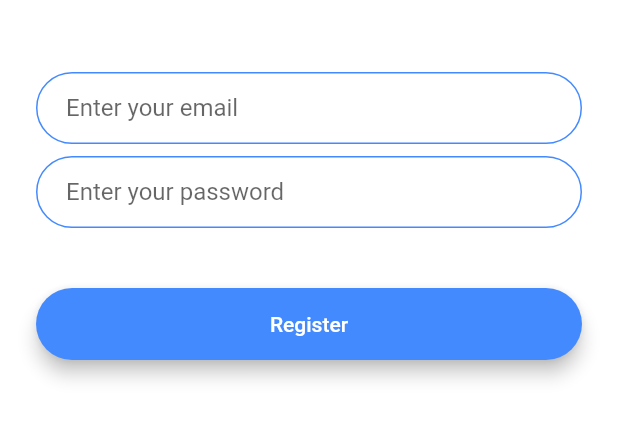
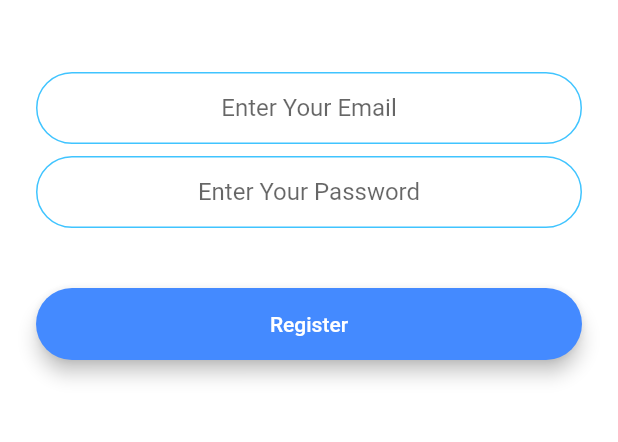
Before and after one commit to DinuwanB/Flutter-Chat-App, a Flutter app: the RegistrationScreen screen opened by its route, after a tap on "Register", on a phone screen of 412 x 824 dp, the part 576-1018 px from its top. Run offline on Flutter 3.47's test engine with Material 2 defaults, Android fonts, the phone set to English and light mode, and no system bars; our stand-ins replace animated_text_kit, firebase_auth; accounts and stored records are empty.

Commit message:
User Login, Log out and Registration Functionality Implemented

```diff
--- a/lib/screens/registration_screen.dart
+++ b/lib/screens/registration_screen.dart
@@ -1,5 +1,11 @@
+import 'package:flash_chat/screens/chat_screen.dart';
+import 'package:flash_chat/screens/welcome_screen.dart';
 import 'package:flutter/material.dart';
 import 'package:flash_chat/component/roundButton.component.dart';
+import 'package:flash_chat/constants.dart';
+import 'chat_screen.dart';
+
+import 'package:firebase_auth/firebase_auth.dart';
 
 class RegistrationScreen extends StatefulWidget {
   static const String id = 'registration_screen';
@@ -8,6 +14,11 @@ class RegistrationScreen extends StatefulWidget {
 }
 
 class _RegistrationScreenState extends State<RegistrationScreen> {
+
+  final _auth = FirebaseAuth.instance;
+
+  String email;
+  String password;
   @override
   Widget build(BuildContext context) {
     return Scaffold(
@@ -29,54 +40,46 @@ class _RegistrationScreenState extends State<RegistrationScreen> {
               height: 48.0,
             ),
             TextField(
+              keyboardType: TextInputType.emailAddress,
+              textAlign: TextAlign.center,
               onChanged: (value) {
                 //Do something with the user input.
+                email = value;
               },
-              decoration: InputDecoration(
-                hintText: 'Enter your email',
-                contentPadding:
-                    EdgeInsets.symmetric(vertical: 10.0, horizontal: 20.0),
-                border: OutlineInputBorder(
-                  borderRadius: BorderRadius.all(Radius.circular(32.0)),
-                ),
-                enabledBorder: OutlineInputBorder(
-                  borderSide: BorderSide(color: Colors.blueAccent, width: 1.0),
-                  borderRadius: BorderRadius.all(Radius.circular(32.0)),
-                ),
-                focusedBorder: OutlineInputBorder(
-                  borderSide: BorderSide(color: Colors.blueAccent, width: 2.0),
-                  borderRadius: BorderRadius.all(Radius.circular(32.0)),
-                ),
-              ),
+              decoration:
+                  kTextFiledDecoration.copyWith(hintText: 'Enter Your Email'),
             ),
             SizedBox(
               height: 8.0,
             ),
             TextField(
+              obscureText: true,
+              textAlign: TextAlign.center,
               onChanged: (value) {
                 //Do something with the user input.
+                password = value;
               },
-              decoration: InputDecoration(
-                hintText: 'Enter your password',
-                contentPadding:
-                    EdgeInsets.symmetric(vertical: 10.0, horizontal: 20.0),
-                border: OutlineInputBorder(
-                  borderRadius: BorderRadius.all(Radius.circular(32.0)),
-                ),
-                enabledBorder: OutlineInputBorder(
-                  borderSide: BorderSide(color: Colors.blueAccent, width: 1.0),
-                  borderRadius: BorderRadius.all(Radius.circular(32.0)),
-                ),
-                focusedBorder: OutlineInputBorder(
-                  borderSide: BorderSide(color: Colors.blueAccent, width: 2.0),
-                  borderRadius: BorderRadius.all(Radius.circular(32.0)),
-                ),
-              ),
+              decoration: kTextFiledDecoration.copyWith(
+                  hintText: 'Enter Your Password'),
             ),
             SizedBox(
               height: 24.0,
             ),
-            RoundButtonWidget(title: 'Register', color: Colors.blueAccent,onPressed: (){})
+            RoundButtonWidget(
+              title: 'Register',
+              color: Colors.blueAccent,
+              onPressed: () async {
+                try {
+                  final newUser = await _auth.createUserWithEmailAndPassword(email: email, password: password);
+                  if(newUser != null){
+                    Navigator.pushNamed(context, ChatScreen.id);
+                  }
+                } catch (e) {
+                  print(e);
+                }
+
+              },
+            ),
           ],
         ),
       ),
--- a/lib/screens/welcome_screen.dart
+++ b/lib/screens/welcome_screen.dart
@@ -34,6 +34,7 @@ class _WelcomeScreenState extends State<WelcomeScreen> {
                 ),
                 SizedBox(
                   width: 20.0,
+                  height: 30.0,
                 ),
                 TypewriterAnimatedTextKit(
                   text: ['Chat App'],
--- a/pubspec.yaml
+++ b/pubspec.yaml
@@ -12,6 +12,9 @@ dependencies:
 
   cupertino_icons: ^0.1.2
   animated_text_kit: ^1.3.1
+  firebase_core: ^0.4.3+1
+  firebase_auth: ^0.15.2
+  cloud_firestore: ^0.13.0+1
 
 dev_dependencies:
   flutter_test:
```
Also changed, not shown: lib/screens/chat_screen.dart (+26 -2 lines), lib/screens/login_screen.dart (+27 -5 lines), pubspec.lock, 1 other file.
